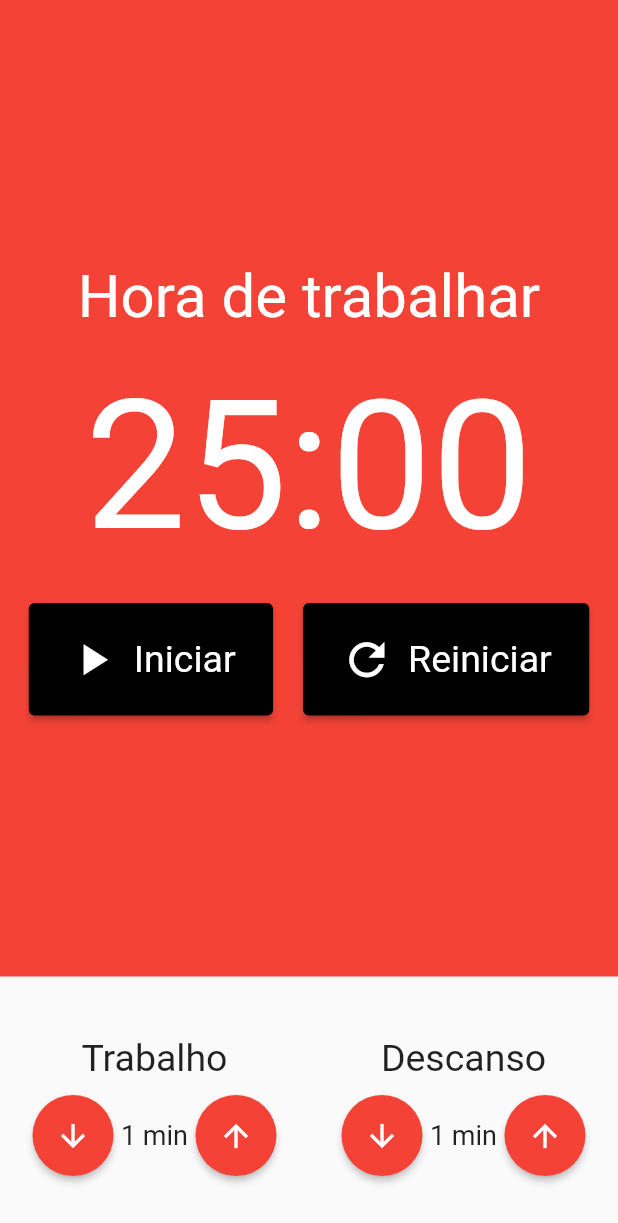
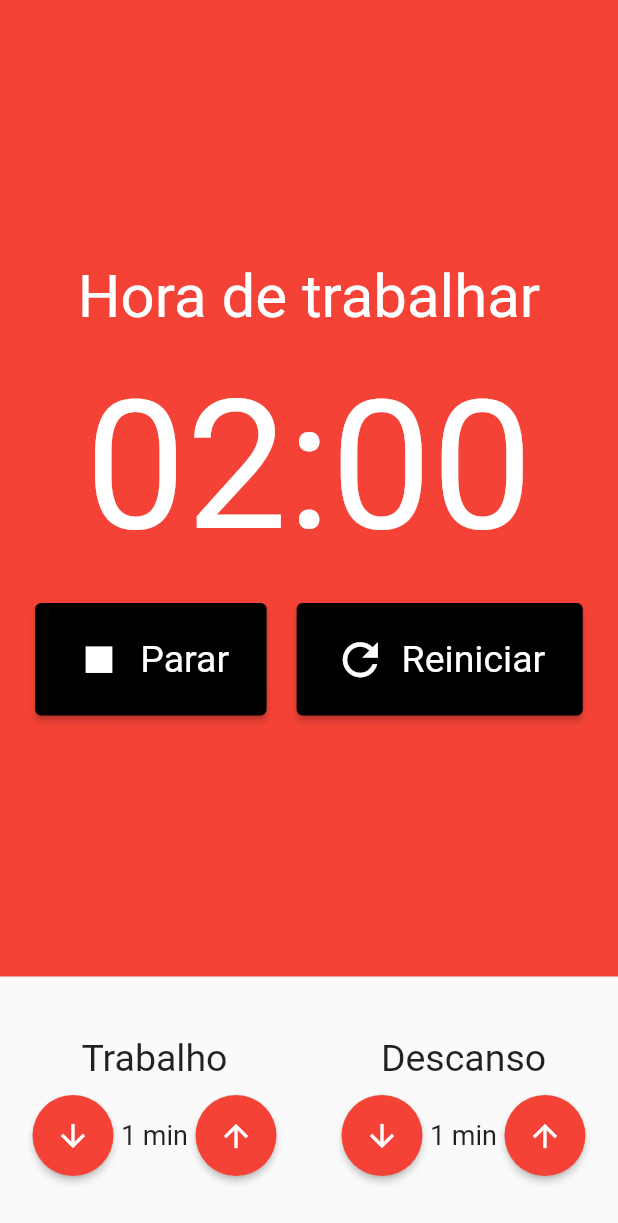
Before and after one commit to oscarbfs/Pomodoro_mobx, a Flutter app: the screen it shows after launch, after a tap on "Iniciar", on a phone screen of 412 x 824 dp. Shown: the top 1223 px of the screen. Run offline on Flutter 3.47's test engine with Material 2 defaults, Android fonts, the phone set to English and light mode, and no system bars; our stand-ins replace flutter_mobx, mobx; generated files the repository leaves out were written again.

Commit message:
Pomodoro Store #02

```diff
--- a/lib/components/cronometro.dart
+++ b/lib/components/cronometro.dart
@@ -1,11 +1,17 @@
 import 'package:flutter/material.dart';
+import 'package:flutter_mobx/flutter_mobx.dart';
 import 'package:pomodoro/components/cronometro_botao.dart';
+import 'package:provider/provider.dart';
+
+import '../store/pomodoro.store.dart';
 
 class Cronometro extends StatelessWidget {
   const Cronometro({Key? key}) : super(key: key);
 
   @override
   Widget build(BuildContext context) {
+    final store = Provider.of<PomodoroStore>(context);
+
     return Container(
       color: Colors.red,
       child: Column(
@@ -13,46 +19,53 @@ class Cronometro extends StatelessWidget {
         children: [
           Text(
             'Hora de trabalhar',
-            style: TextStyle(
+            style: const TextStyle(
               fontSize: 40,
               color: Colors.white,
             ),
           ),
-          SizedBox(height: 20),
+          const SizedBox(height: 20),
           Text(
-            '25:00',
-            style: TextStyle(
+            '${store.minutos.toString().padLeft(2, '0')}:${store.segundos.toString().padLeft(2, '0')}',
+            style: const TextStyle(
               fontSize: 120,
               color: Colors.white,
             ),
           ),
-          SizedBox(height: 20),
-          Row(
+          const SizedBox(height: 20),
+          Observer(
+            builder: (_) => Row(
               mainAxisAlignment: MainAxisAlignment.center,
-            children: const [
+              children: [
+                if (!store.iniciado)
                   Padding(
                     padding: const EdgeInsets.only(right: 10),
                     child: CronometroButao(
                       texto: 'Iniciar',
                       icone: Icons.play_arrow,
+                      click: store.iniciar,
                     ),
                   ),
-              // Padding(
-              // padding: const EdgeInsets.only(right: 10),
-              //   child: CronometroButao(
-              //     texto: 'Parar',
-              //     icone: Icons.stop,
-              //   ),
-              // ),
+                if (store.iniciado)
+                  Padding(
+                    padding: const EdgeInsets.only(right: 10),
+                    child: CronometroButao(
+                      texto: 'Parar',
+                      icone: Icons.stop,
+                      click: store.parar,
+                    ),
+                  ),
                 Padding(
                   padding: const EdgeInsets.only(left: 10),
                   child: CronometroButao(
                     texto: 'Reiniciar',
                     icone: Icons.refresh,
+                    click: store.reiniciar,
                   ),
                 ),
               ],
-          )
+            ),
+          ),
         ],
       ),
     );
--- a/lib/components/cronometro_botao.dart
+++ b/lib/components/cronometro_botao.dart
@@ -3,11 +3,13 @@ import 'package:flutter/material.dart';
 class CronometroButao extends StatelessWidget {
   final String texto;
   final IconData icone;
+  final void Function()? click;
 
   const CronometroButao({
     Key? key,
     required this.texto,
     required this.icone,
+    this.click,
   }) : super(key: key);
 
   @override
@@ -15,15 +17,15 @@ class CronometroButao extends StatelessWidget {
     return ElevatedButton(
       style: ElevatedButton.styleFrom(
         primary: Colors.black,
-        padding: EdgeInsets.symmetric(
+        padding: const EdgeInsets.symmetric(
           vertical: 20,
           horizontal: 25,
         ),
-        textStyle: TextStyle(
+        textStyle: const TextStyle(
           fontSize: 25,
         ),
       ),
-      onPressed: () {},
+      onPressed: click,
       child: Row(
         children: [
           Padding(
```
Also changed, not shown: lib/store/pomodoro.store.dart (+22 -0 lines), lib/store/pomodoro.store.g.dart. Lines whose indentation alone changed are shown as unchanged.
